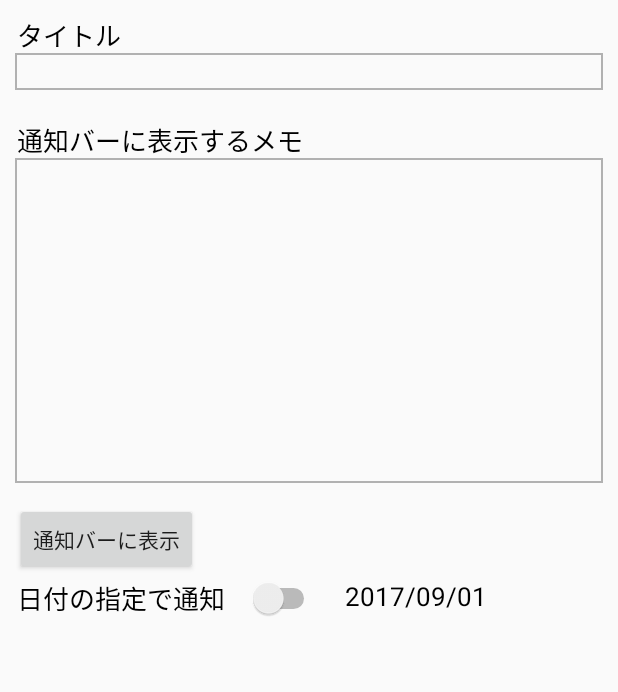
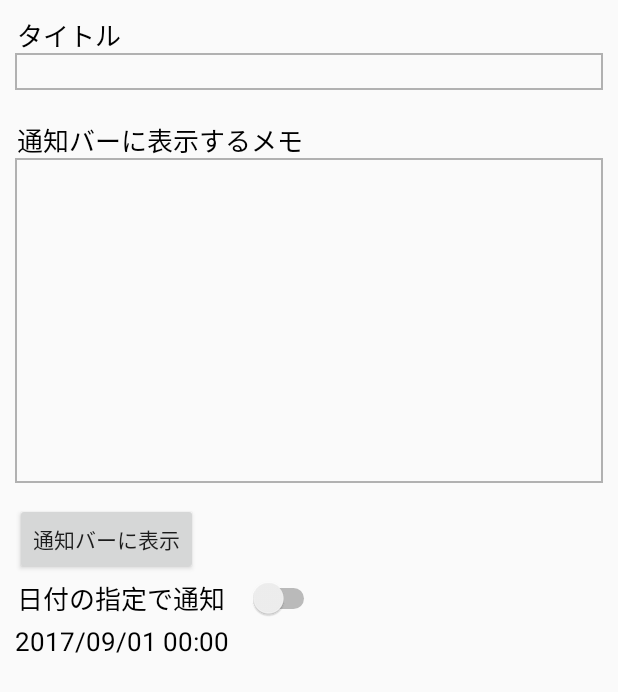
Before and after one commit to uucyan/MemoPush, an Android app: the layout activity_memo.xml on its own in the app's theme, with its tools: preview values and no code run, on a phone screen of 412 x 824 dp. Shown: the top 692 px of the screen. Run offline under Robolectric (Android 15) with nearby library versions, the phone set to English and light mode, and no system bars.

Commit message:
日付を選択した後、時間も選択できるようにした

```diff
--- a/app/src/main/kotlin/com/uucyan/memopush/DatePickerDialogFragment.kt
+++ b/app/src/main/kotlin/com/uucyan/memopush/DatePickerDialogFragment.kt
@@ -23,10 +23,12 @@ class DatePickerDialogFragment : DialogFragment(), DatePickerDialog.OnDateSetLis
     }
 
     override fun onDateSet(view: DatePicker, year: Int, month: Int, day: Int) {
-        //日付が選択されたときの処理
+        // 日付が選択されたときの処理
         val activity = activity
         if (activity is MemoActivity) {
             activity.setDate(year, month, day)
+            // 日時選択のダイアログを表示
+            activity.showTimpicker()
         }
     }
 
--- a/app/src/main/res/layout/activity_memo.xml
+++ b/app/src/main/res/layout/activity_memo.xml
@@ -108,12 +108,11 @@
             android:layout_height="wrap_content"
             android:ellipsize="end"
             android:maxLines="1"
-            android:layout_marginTop="375dp"
-            android:layout_marginLeft="220dp"
+            android:layout_marginTop="405dp"
             android:text=""
             android:textColor="@android:color/black"
             android:textSize="17sp"
-            tools:text="2017/09/01"/>
+            tools:text="2017/09/01 00:00"/>
 
     </com.uucyan.memopush.view.MemoView>
 
```
Also changed, not shown: app/src/main/kotlin/com/uucyan/memopush/MemoActivity.kt (+38 -2 lines), app/src/main/kotlin/com/uucyan/memopush/TimePickerDialogFragment.kt (+7 -1 lines).
